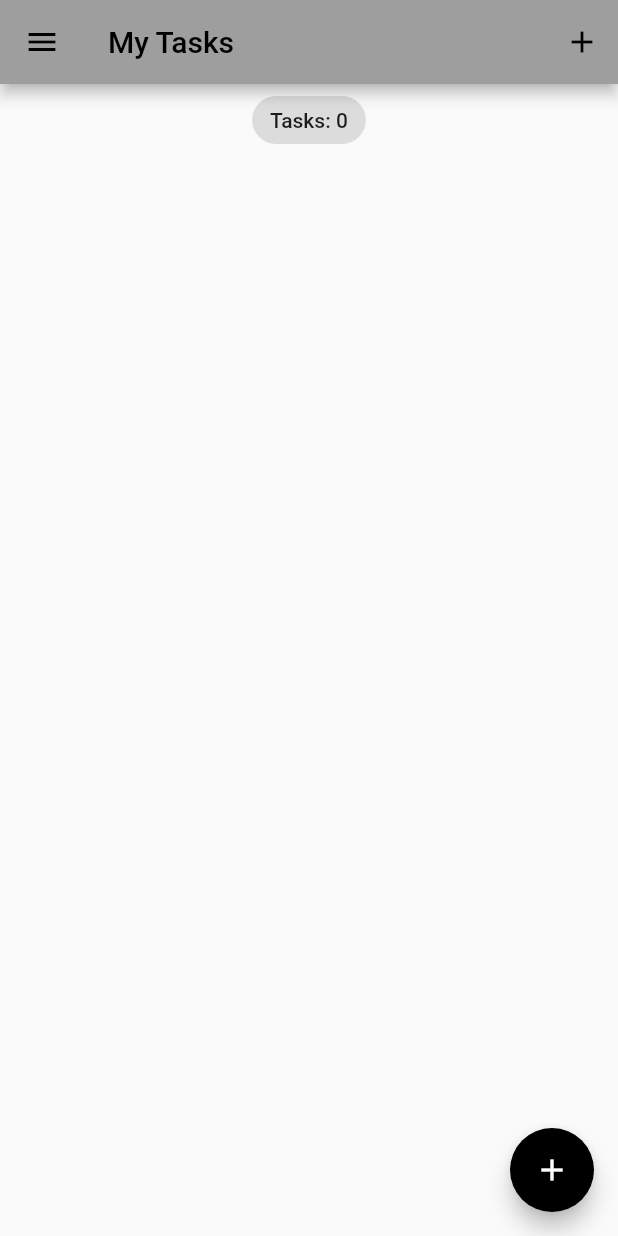
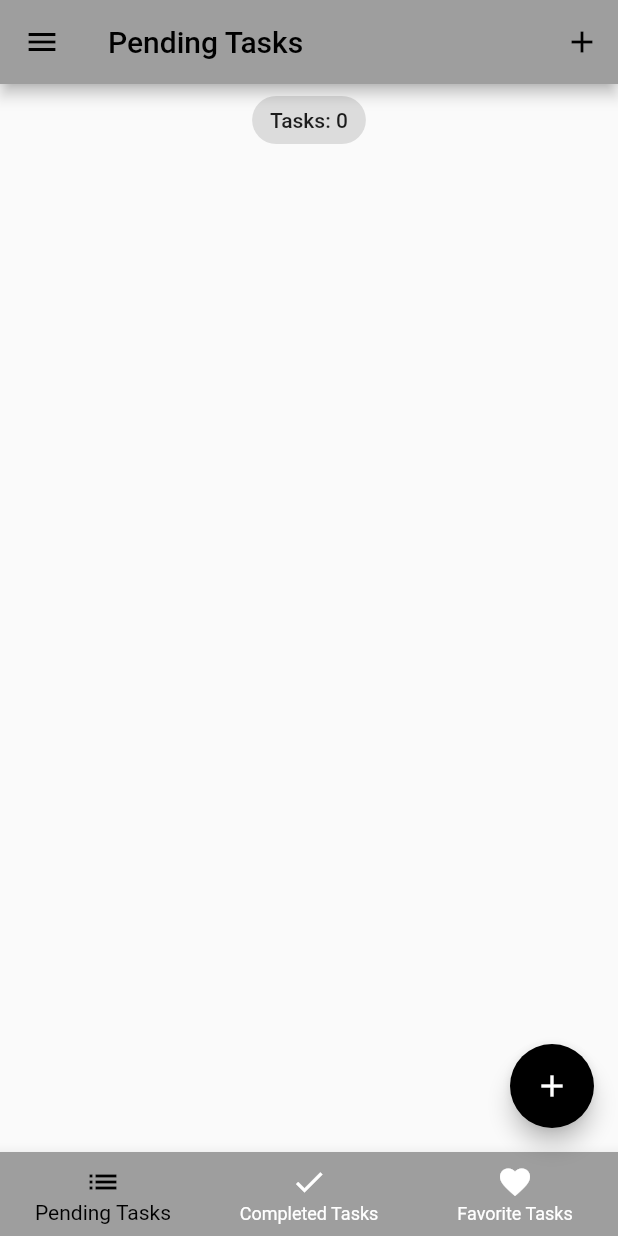
Before and after one commit to cromueloliver02/tasks_app, a Flutter app: the screen it shows after launch, in the side drawer, after a tap on the "add" icon, on a phone screen of 412 x 824 dp. Run offline on Flutter 3.47's test engine with Material 2 defaults, Android fonts, the phone set to English and light mode, and no system bars; our stand-ins replace bloc, equatable, flutter_bloc, hydrated_bloc, tuple.

Commit message:
created completed and favorite task page

```diff
--- a/lib/app_router.dart
+++ b/lib/app_router.dart
@@ -1,9 +1,15 @@
-import 'screens/tasks_screen.dart';
+import 'screens/tabs_screen.dart';
+import 'screens/pending_screen.dart';
+import 'screens/completed_screen.dart';
+import 'screens/favorites_screen.dart';
 import 'screens/archive_screen.dart';
 
 class AppRouter {
   final routes = {
-    TasksScreen.id: (ctx) => const TasksScreen(),
+    TabsScreen.id: (ctx) => const TabsScreen(),
+    PendingScreen.id: (ctx) => const PendingScreen(),
+    CompletedScreen.id: (ctx) => const CompletedScreen(),
+    FavoritesScreen.id: (ctx) => const FavoritesScreen(),
     ArchiveScreen.id: (ctx) => const ArchiveScreen(),
   };
 }
--- a/lib/blocs/blocs.dart
+++ b/lib/blocs/blocs.dart
@@ -2,4 +2,5 @@ export 'package:flutter_bloc/flutter_bloc.dart';
 export 'package:hydrated_bloc/hydrated_bloc.dart';
 export 'task_bloc_observer.dart';
 export 'task/task_bloc.dart';
+export 'tab/tab_bloc.dart';
 export 'brightness/brightness_bloc.dart';
--- a/lib/blocs/brightness/brightness_bloc.dart
+++ b/lib/blocs/brightness/brightness_bloc.dart
@@ -9,7 +9,8 @@ class BrightnessBloc extends HydratedBloc<BrightnessEvent, BrightnessState> {
     on<SwitchBrightnessEvent>(_switchBrightness);
   }
 
-  void _switchBrightness(event, emit) {
+  void _switchBrightness(
+      SwitchBrightnessEvent event, Emitter<BrightnessState> emit) {
     final state = this.state;
 
     emit(state.copyWith(isDark: !state.isDark));
--- /dev/null
+++ b/lib/blocs/tab/tab_bloc.dart
@@ -0,0 +1,18 @@
+// ignore: depend_on_referenced_packages
+import 'package:bloc/bloc.dart';
+import 'package:equatable/equatable.dart';
+
+part 'tab_event.dart';
+part 'tab_state.dart';
+
+class TabBloc extends Bloc<TabEvent, TabState> {
+  TabBloc() : super(const TabInitial(currentIdx: 0)) {
+    on<SwitchTabEvent>(_switchTab);
+  }
+
+  void _switchTab(SwitchTabEvent event, Emitter<TabState> emit) {
+    final currentIdx = event.index;
+
+    emit(TabState(currentIdx: currentIdx));
+  }
+}
--- /dev/null
+++ b/lib/blocs/tab/tab_event.dart
@@ -0,0 +1,18 @@
+// ignore_for_file: public_member_api_docs, sort_constructors_first
+part of 'tab_bloc.dart';
+
+abstract class TabEvent extends Equatable {
+  const TabEvent();
+
+  @override
+  List<Object> get props => [];
+}
+
+class SwitchTabEvent extends TabEvent {
+  final int index;
+
+  const SwitchTabEvent({required this.index});
+
+  @override
+  List<Object> get props => [index];
+}
--- /dev/null
+++ b/lib/blocs/tab/tab_state.dart
@@ -0,0 +1,17 @@
+part of 'tab_bloc.dart';
+
+class TabState extends Equatable {
+  final int currentIdx;
+
+  const TabState({required this.currentIdx});
+
+  @override
+  List<Object> get props => [currentIdx];
+}
+
+class TabInitial extends TabState {
+  const TabInitial({required super.currentIdx});
+
+  @override
+  List<Object> get props => [currentIdx];
+}
--- a/lib/screens/archive_screen.dart
+++ b/lib/screens/archive_screen.dart
@@ -13,13 +13,7 @@ class ArchiveScreen extends StatelessWidget {
   Widget build(BuildContext context) {
     return Scaffold(
       appBar: AppBar(
-        title: const Text('Archive'),
-        actions: [
-          IconButton(
-            onPressed: () {},
-            icon: const Icon(Icons.add),
-          )
-        ],
+        title: const Text('Archived Tasks'),
       ),
       drawer: const TaskDrawer(),
       body: Column(
--- /dev/null
+++ b/lib/screens/completed_screen.dart
@@ -0,0 +1,15 @@
+import 'package:flutter/material.dart';
+import '../screens/tabs_screen.dart';
+
+class CompletedScreen extends StatelessWidget {
+  static const id = '${TabsScreen.id}/completed';
+
+  const CompletedScreen({super.key});
+
+  @override
+  Widget build(BuildContext context) {
+    return const Center(
+      child: Text('COMPLETED SCREEN'),
+    );
+  }
+}
--- /dev/null
+++ b/lib/screens/favorites_screen.dart
@@ -0,0 +1,15 @@
+import 'package:flutter/material.dart';
+import '../screens/tabs_screen.dart';
+
+class FavoritesScreen extends StatelessWidget {
+  static const id = '${TabsScreen.id}/favorites';
+
+  const FavoritesScreen({super.key});
+
+  @override
+  Widget build(BuildContext context) {
+    return const Center(
+      child: Text('FAVORITES SCREEN'),
+    );
+  }
+}
--- /dev/null
+++ b/lib/screens/pending_screen.dart
@@ -0,0 +1,34 @@
+import 'package:flutter/material.dart';
+import '../blocs/blocs.dart';
+import '../models/task.dart';
+import '../widgets/task_list.dart';
+import '../screens/tabs_screen.dart';
+
+class PendingScreen extends StatelessWidget {
+  static const id = '${TabsScreen.id}/tasks';
+
+  const PendingScreen({Key? key}) : super(key: key);
+
+  @override
+  Widget build(BuildContext context) {
+    return Column(
+      crossAxisAlignment: CrossAxisAlignment.center,
+      children: [
+        Center(
+          child: Chip(
+            label: BlocSelector<TaskBloc, TaskState, List<Task>>(
+              selector: (state) => state.tasks,
+              builder: (ctx, tasks) => Text('Tasks: ${tasks.length}'),
+            ),
+          ),
+        ),
+        Expanded(
+          child: BlocSelector<TaskBloc, TaskState, List<Task>>(
+            selector: (state) => state.tasks,
+            builder: (ctx, tasks) => TaskList(tasks: tasks),
+          ),
+        ),
+      ],
+    );
+  }
+}
--- /dev/null
+++ b/lib/screens/tabs_screen.dart
@@ -0,0 +1,86 @@
+import 'package:flutter/material.dart';
+import 'package:tuple/tuple.dart';
+import '../blocs/blocs.dart';
+import '../widgets/task_drawer.dart';
+import '../widgets/add_task_modal.dart';
+import 'pending_screen.dart';
+import 'completed_screen.dart';
+import 'favorites_screen.dart';
+
+class TabsScreen extends StatelessWidget {
+  static const id = '/tabs_screen';
+
+  const TabsScreen({super.key});
+
+  void _showAddTask(BuildContext ctx) {
+    showModalBottomSheet(
+      context: ctx,
+      isScrollControlled: true,
+      builder: (ctx) => const AddTaskModal(),
+    );
+  }
+
+  void _onSwitchTab(BuildContext ctx, int idx) =>
+      ctx.read<TabBloc>().add(SwitchTabEvent(index: idx));
+
+  @override
+  Widget build(BuildContext context) {
+    const screens = [
+      Tuple3('Pending Tasks', Icons.list, PendingScreen()),
+      Tuple3('Completed Tasks', Icons.done, CompletedScreen()),
+      Tuple3('Favorite Tasks', Icons.favorite, FavoritesScreen())
+    ];
+    final items = screens
+        .map((d) => BottomNavigationBarItem(
+              label: d.item1,
+              icon: Icon(d.item2),
+            ))
+        .toList();
+
+    return Scaffold(
+      appBar: AppBar(
+        title: BlocSelector<TabBloc, TabState, int>(
+          selector: (state) => state.currentIdx,
+          builder: (ctx, currentIdx) => Text(screens[currentIdx].item1),
+        ),
+        actions: [
+          BlocSelector<TabBloc, TabState, int>(
+            selector: (state) => state.currentIdx,
+            builder: (ctx, currentIdx) => currentIdx == 0
+                ? IconButton(
+                    onPressed: () => _showAddTask(context),
+                    icon: const Icon(Icons.add),
+                  )
+                : const SizedBox.shrink(),
+          )
+        ],
+      ),
+      drawer: const TaskDrawer(),
+      body: BlocSelector<TabBloc, TabState, int>(
+        selector: (state) => state.currentIdx,
+        builder: (ctx, currentIdx) => IndexedStack(
+          index: currentIdx,
+          children: screens.map((d) => d.item3).toList(),
+        ),
+      ),
+      bottomNavigationBar: BlocSelector<TabBloc, TabState, int>(
+        selector: (state) => state.currentIdx,
+        builder: (ctx, currentIdx) => BottomNavigationBar(
+          currentIndex: currentIdx,
+          onTap: (idx) => _onSwitchTab(context, idx),
+          items: items,
+        ),
+      ),
+      floatingActionButton: BlocSelector<TabBloc, TabState, int>(
+        selector: (state) => state.currentIdx,
+        builder: (ctx, currentIdx) => currentIdx == 0
+            ? FloatingActionButton(
+                onPressed: () => _showAddTask(context),
+                tooltip: 'Add Task',
+                child: const Icon(Icons.add),
+              )
+            : const SizedBox.shrink(),
+      ),
+    );
+  }
+}
--- a/lib/screens/tasks_screen.dart
+++ /dev/null
@@ -1,62 +0,0 @@
-import 'package:flutter/material.dart';
-import '../blocs/blocs.dart';
-import '../models/task.dart';
-import '../widgets/task_list.dart';
-import '../widgets/add_task_modal.dart';
-import '../widgets/task_drawer.dart';
-
-class TasksScreen extends StatelessWidget {
-  static const id = '/tasks';
-
-  const TasksScreen({Key? key}) : super(key: key);
-
-  void _showAddTask(BuildContext ctx) {
-    showModalBottomSheet(
-      context: ctx,
-      isScrollControlled: true,
-      builder: (ctx) => const AddTaskModal(),
-    );
-  }
-
-  @override
-  Widget build(BuildContext context) {
-    return Scaffold(
-      appBar: AppBar(
-        title: const Text('My Tasks'),
-        actions: [
-          IconButton(
-            onPressed: () => _showAddTask(context),
-            icon: const Icon(Icons.add),
-          )
-        ],
-      ),
-      drawer: const TaskDrawer(),
-      body: Column(
-        crossAxisAlignment: CrossAxisAlignment.center,
-        children: [
-          Center(
-            child: Chip(
-              label: BlocSelector<TaskBloc, TaskState, List<Task>>(
-                selector: (state) => state.tasks,
-                builder: (context, tasks) => Text('Tasks: ${tasks.length}'),
-              ),
-            ),
-          ),
-          Expanded(
-            child: BlocSelector<TaskBloc, TaskState, List<Task>>(
-              selector: (state) => state.tasks,
-              builder: (context, tasks) {
-                return TaskList(tasks: tasks);
-              },
-            ),
-          ),
-        ],
-      ),
-      floatingActionButton: FloatingActionButton(
-        onPressed: () => _showAddTask(context),
-        tooltip: 'Add Task',
-        child: const Icon(Icons.add),
-      ),
-    );
-  }
-}
--- a/lib/tasks_app.dart
+++ b/lib/tasks_app.dart
@@ -1,8 +1,9 @@
 import 'package:flutter/material.dart';
+import 'package:tasks_app/blocs/tab/tab_bloc.dart';
 import 'app_router.dart';
 import 'app_theme.dart';
 import '../blocs/blocs.dart';
-import 'screens/tasks_screen.dart';
+import 'screens/tabs_screen.dart';
 
 class TasksApp extends StatelessWidget {
   const TasksApp({
@@ -18,6 +19,7 @@ class TasksApp extends StatelessWidget {
       providers: [
         BlocProvider(create: (ctx) => TaskBloc()),
         BlocProvider(create: (ctx) => BrightnessBloc()),
+        BlocProvider(create: (ctx) => TabBloc()),
       ],
       child: BlocSelector<BrightnessBloc, BrightnessState, bool>(
         selector: (state) => state.isDark,
@@ -26,7 +28,7 @@ class TasksApp extends StatelessWidget {
           themeMode: isDark ? ThemeMode.dark : ThemeMode.light,
           theme: AppThemes.appThemeData[AppTheme.lightTheme],
           darkTheme: AppThemes.appThemeData[AppTheme.darkTheme],
-          initialRoute: TasksScreen.id,
+          initialRoute: TabsScreen.id,
           routes: appRouter.routes,
         ),
       ),
--- a/lib/widgets/task_drawer.dart
+++ b/lib/widgets/task_drawer.dart
@@ -1,7 +1,7 @@
 import 'package:flutter/material.dart';
 import '../blocs/blocs.dart';
 import '../models/task.dart';
-import '../screens/tasks_screen.dart';
+import '../screens/tabs_screen.dart';
 import '../screens/archive_screen.dart';
 
 class TaskDrawer extends StatelessWidget {
@@ -35,7 +35,7 @@ class TaskDrawer extends StatelessWidget {
               ),
               onTap: () => Navigator.pushReplacementNamed(
                 context,
-                TasksScreen.id,
+                TabsScreen.id,
               ),
             ),
             const Divider(),
--- a/pubspec.yaml
+++ b/pubspec.yaml
@@ -36,6 +36,7 @@ dependencies:
   flutter_bloc: ^8.1.1
   hydrated_bloc: ^8.1.0
   path_provider: ^2.0.11
+  tuple: ^2.0.1
   uuid: ^3.0.6
 
 dev_dependencies:
```
Also changed, not shown: pubspec.lock.
